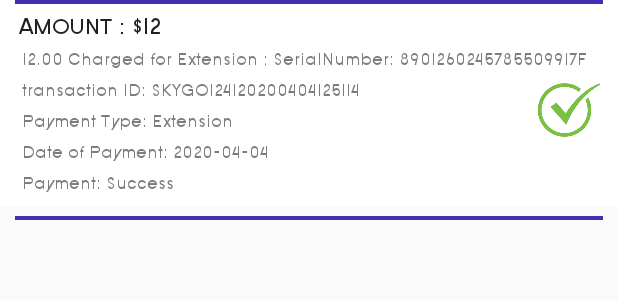
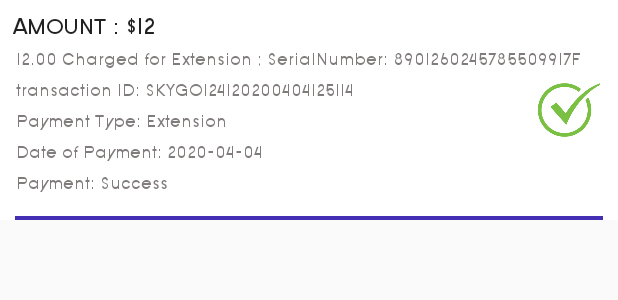
Before and after one commit to PawanDey/TheSkyGoBeta, an Android app: the layout listview_transaction_details.xml on its own in the app's theme, with its tools: preview values and no code run, on a phone screen of 412 x 824 dp. Shown: the top 300 px of the screen. Run offline under Robolectric (Android 15) with nearby library versions, the phone set to English and light mode, and no system bars; Roboto replaces fonts that are not available here.

Commit message:
Version 1.32: All transaction details done

```diff
--- a/app/src/main/res/layout/listview_transaction_details.xml
+++ b/app/src/main/res/layout/listview_transaction_details.xml
@@ -1,7 +1,10 @@
 <?xml version="1.0" encoding="utf-8"?>
 <RelativeLayout xmlns:android="http://schemas.android.com/apk/res/android"
     android:layout_width="match_parent"
-    android:layout_height="wrap_content">
+    android:layout_height="wrap_content"
+    android:background="@color/white"
+    android:outlineAmbientShadowColor="@color/white"
+    android:outlineSpotShadowColor="@color/white">
 
     <LinearLayout
         android:id="@+id/RecentLL"
@@ -9,16 +12,8 @@
         android:layout_height="wrap_content"
         android:layout_marginBottom="6dp"
         android:background="@drawable/recent_call_history_light_shadow"
-        android:orientation="horizontal"
+        android:orientation="vertical"
         android:padding="5dp">
-
-
-        <LinearLayout
-            android:layout_width="wrap_content"
-            android:layout_height="wrap_content"
-            android:layout_gravity="center"
-            android:layout_marginStart="4dp"
-            android:orientation="vertical">
 
 
         <TextView
@@ -88,7 +83,6 @@
             android:textColor="@color/darkgrey"
             android:textSize="12dp" />
 
-        </LinearLayout>
 
     </LinearLayout>
 
@@ -103,16 +97,8 @@
         android:textColor="@color/colorRed"
         android:textSize="1dp" />
 
-    <TextView
-        android:layout_width="match_parent"
-        android:layout_height="wrap_content"
-        android:layout_marginLeft="10dp"
-        android:layout_marginRight="10dp"
-        android:background="@color/colorPrimaryDark"
-        android:textColor="@color/colorRed"
-        android:textSize="1dp" />
-
     <ImageView
+        android:id="@+id/paymentStatusImage"
         android:layout_width="45sp"
         android:layout_height="45sp"
         android:layout_alignParentRight="true"
```
Also changed, not shown: app/src/main/AndroidManifest.xml (+8 -5 lines), app/src/main/java/com/global/travel/telecom/app/presenter/implementation/AuthenticationPresenter.java (+9 -3 lines), app/src/main/java/com/global/travel/telecom/app/ui/activities/TransactionDetails.java (+29 -38 lines), app/src/main/java/com/global/travel/telecom/app/ui/activities/TransactionDetails_ExpandableListAdapter.java (+28 -16 lines), app/src/main/res/layout/activity_transaction_details.xml (+24 -2 lines), app/src/main/res/layout/listview_group_transaction_details.xml (+8 -3 lines). Lines whose indentation alone changed are shown as unchanged.
